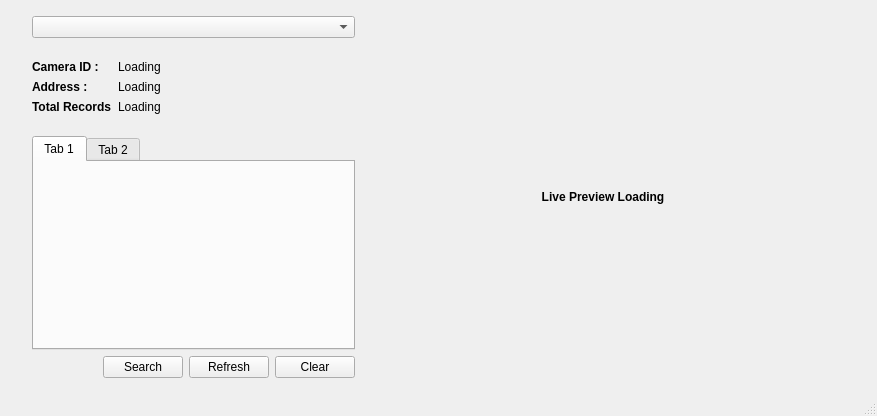
rahatzamancse/Traffic-Rules-Violation-Detection, file UI/MainWindow.ui: the form before one commit.
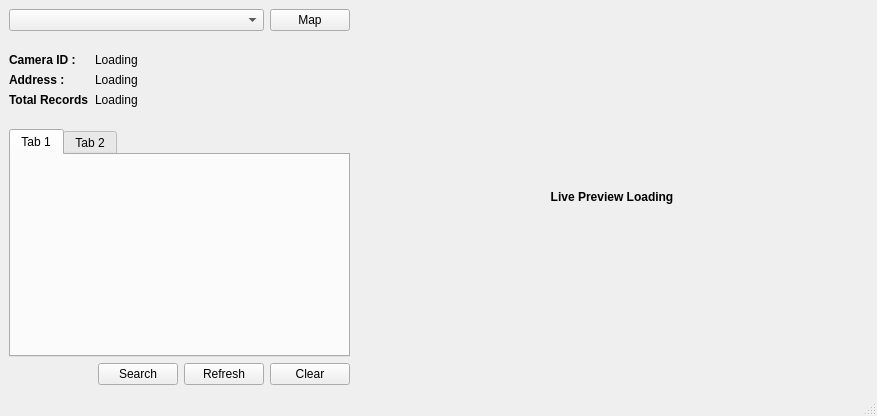
The form after the commit.

The edit to the form file:
```diff
--- a/UI/MainWindow.ui
+++ b/UI/MainWindow.ui
@@ -17,22 +17,12 @@
    <string notr="true"/>
   </property>
   <widget class="QWidget" name="centralwidget">
-   <layout class="QHBoxLayout" name="horizontalLayout_2" stretch="2,3">
-    <property name="leftMargin">
-     <number>32</number>
-    </property>
-    <property name="topMargin">
-     <number>16</number>
-    </property>
-    <property name="rightMargin">
-     <number>32</number>
-    </property>
-    <property name="bottomMargin">
-     <number>16</number>
-    </property>
+   <layout class="QHBoxLayout" name="horizontalLayout_3" stretch="2,3">
     <item>
      <layout class="QVBoxLayout" name="verticalLayout">
       <item>
+       <layout class="QHBoxLayout" name="horizontalLayout_2" stretch="4,1">
+        <item>
        <widget class="QComboBox" name="cam_selector">
         <property name="enabled">
          <bool>true</bool>
@@ -50,6 +40,15 @@
          <number>5</number>
         </property>
        </widget>
+        </item>
+        <item>
+         <widget class="QPushButton" name="map">
+          <property name="text">
+           <string>Map</string>
+          </property>
+         </widget>
+        </item>
+       </layout>
       </item>
       <item>
        <layout class="QFormLayout" name="formLayout">
```
Lines whose indentation alone changed are shown as unchanged.
